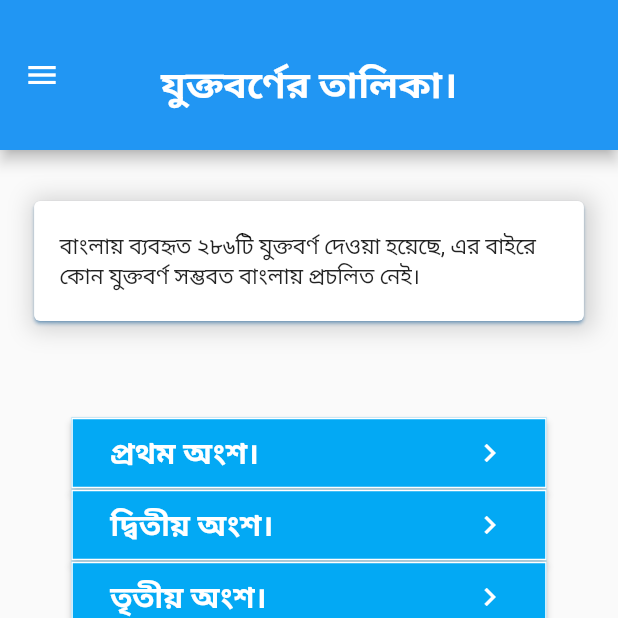
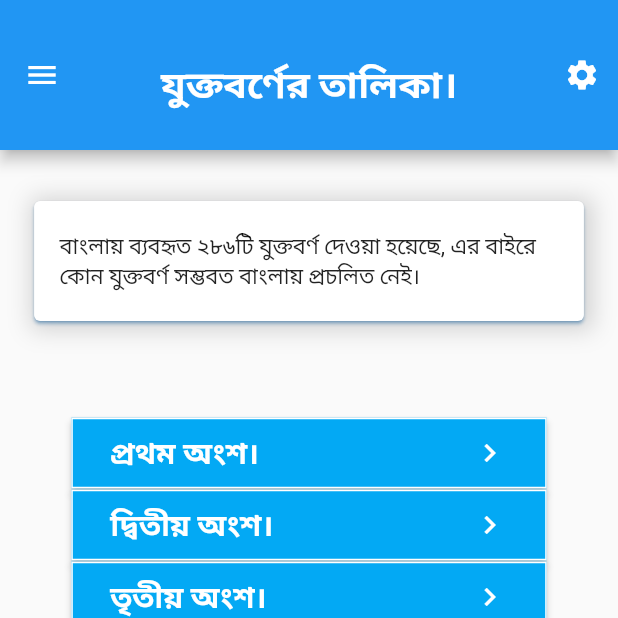
Before and after one commit to fdmominbd/joint_letter, a Flutter app: the screen it shows after launch, on a phone screen of 412 x 824 dp, the top half of it. Run offline on Flutter 3.47's test engine with Material 2 defaults, Android fonts, the light colour scheme and no system bars.

Commit message:
2nd commit 8.12.21

```diff
--- a/lib/my_home_page.dart
+++ b/lib/my_home_page.dart
@@ -30,7 +30,19 @@ class _MyHomePageState extends State<MyHomePage> {
                         fontWeight: FontWeight.bold
                     ),
             ),
+
           ),
+          actions: <Widget>[
+            IconButton(
+              icon: Icon(
+                Icons.settings,
+                color: Colors.white,
+              ),
+              onPressed: () {
+                // do something
+              },
+            )
+          ],
         ),
         drawer: Drawer(),
         body: Container(
```
Also changed, not shown: lib/first_page.dart (+11 -0 lines), lib/second_page.dart (+11 -0 lines), lib/third_page.dart (+11 -0 lines).
